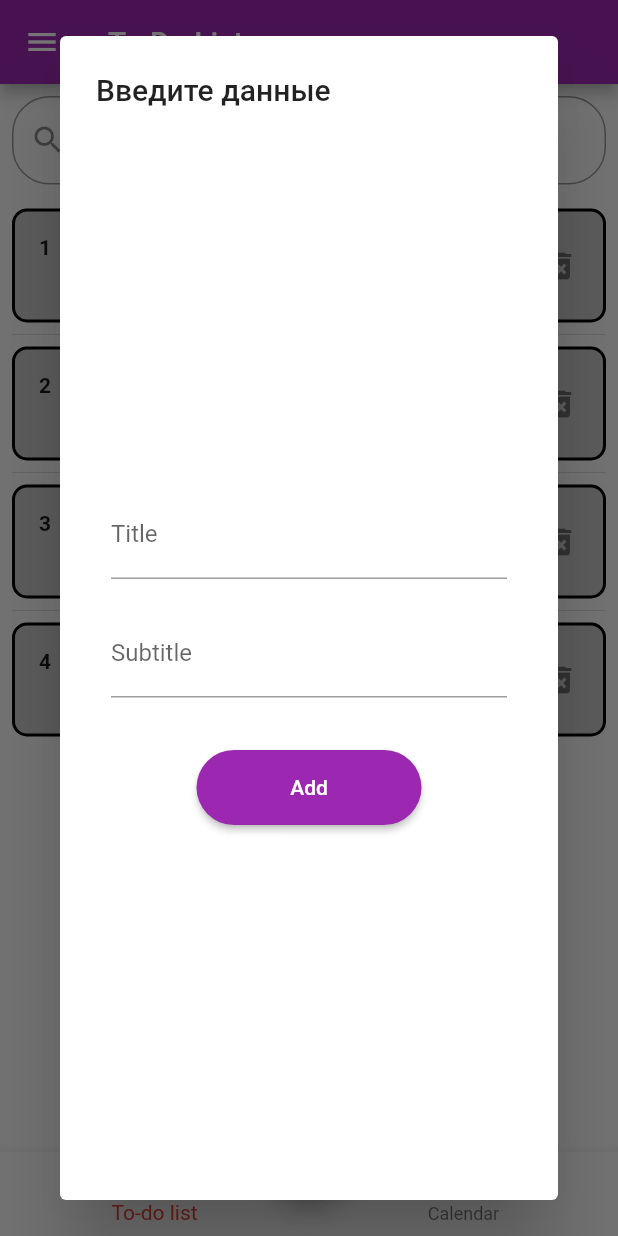
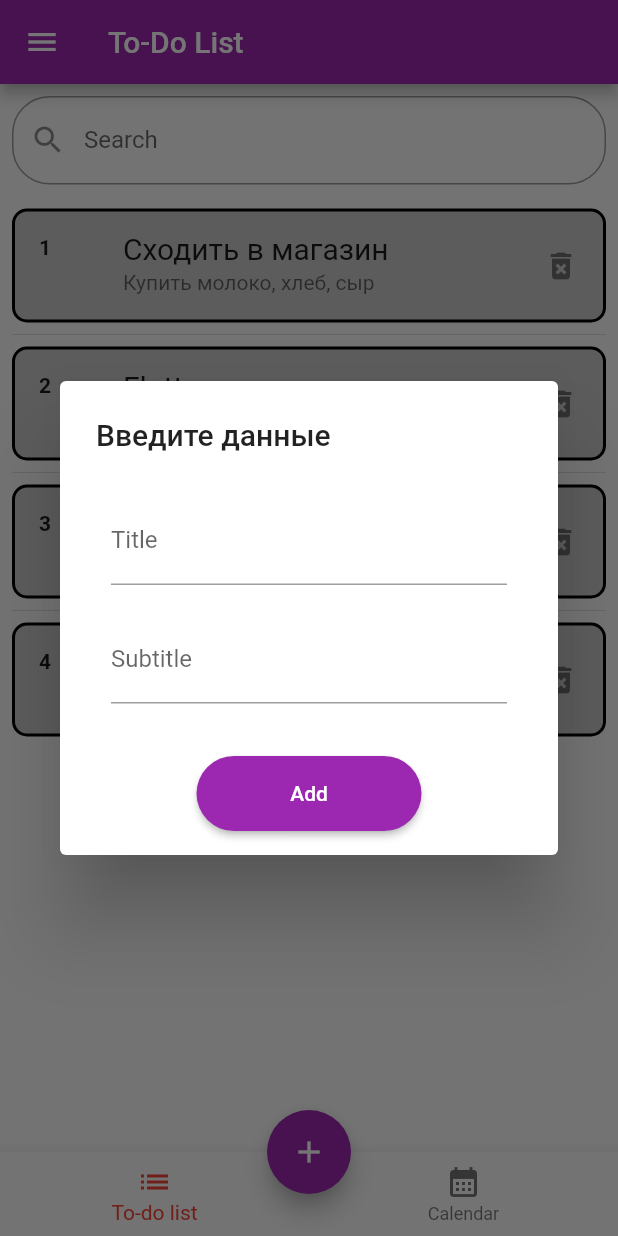
Before and after one commit to AntonPrNone/NoClownApp, a Flutter app: the SecondScreen screen opened by its route, after a tap on the "add" icon, on a phone screen of 412 x 824 dp. Run offline on Flutter 3.47's test engine with Material 2 defaults, Android fonts, the phone set to English and light mode, and no system bars.

Commit message:
Size DialogWin

```diff
--- a/flutter_application_1/lib/WidgetDealPage.dart
+++ b/flutter_application_1/lib/WidgetDealPage.dart
@@ -25,7 +25,7 @@ class _DealPageState extends State<DealPage> {
                 color: Color.fromARGB(255, 201, 201, 201),
                 borderRadius: BorderRadius.all(Radius.circular(10))),
             child: ListTile(
-                title: Text(users[index], style: TextStyle(fontSize: 22)),
+                title: Text(users[index], style: TextStyle(fontSize: 20)),
                 leading: Text(
                   (index + 1).toString(),
                   style: TextStyle(fontWeight: FontWeight.bold),
--- a/flutter_application_1/lib/secondScreen.dart
+++ b/flutter_application_1/lib/secondScreen.dart
@@ -72,7 +72,9 @@ class _SecondScreenState extends State<SecondScreen> {
             context: context,
             builder: (_) => AlertDialog(
                 title: Text("Введите данные"),
-                content: Center(
+                content: Container(
+                  height: 225,
+                  child: Center(
                     child: Form(
                       key: formKeyDialog,
                       child: Column(
@@ -92,7 +94,8 @@ class _SecondScreenState extends State<SecondScreen> {
                             width: 325.0,
                             child: TextFormField(
                               onSaved: (value) => DialogSubtitle = value,
-                            decoration: InputDecoration(labelText: "Subtitle"),
+                              decoration:
+                                  InputDecoration(labelText: "Subtitle"),
                               keyboardType: TextInputType.emailAddress,
                             ),
                           ),
@@ -116,6 +119,7 @@ class _SecondScreenState extends State<SecondScreen> {
                             ),
                           )
                         ],
+                      ),
                     ),
                   ),
                 )),
```
Lines whose indentation alone changed are shown as unchanged.
